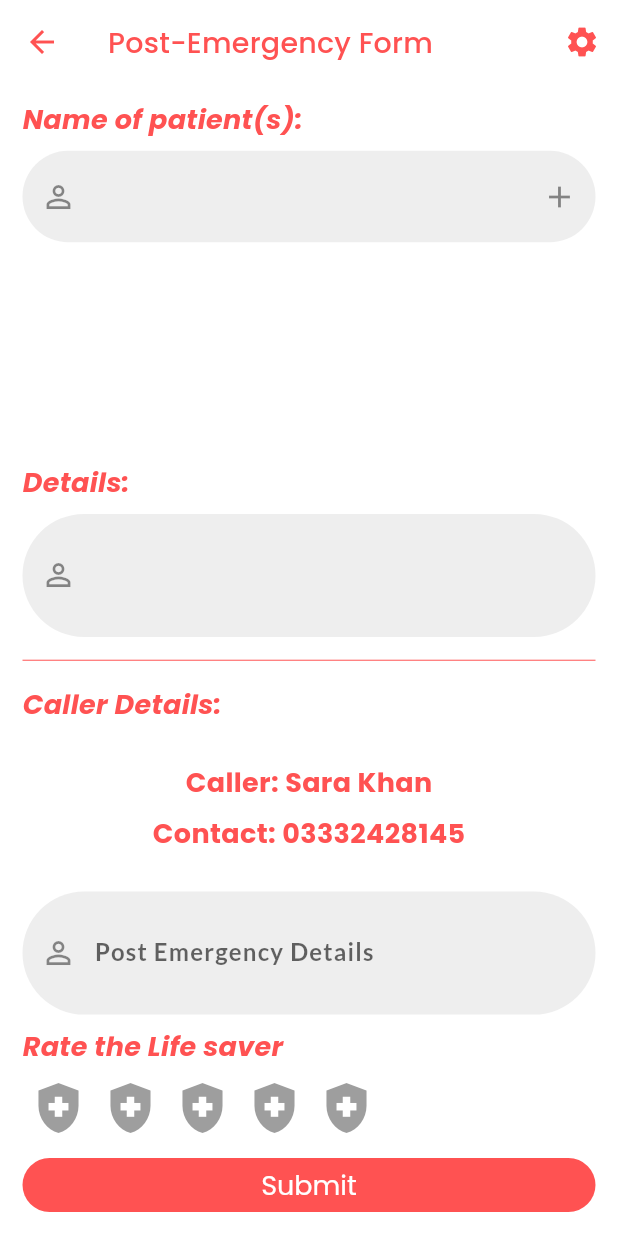
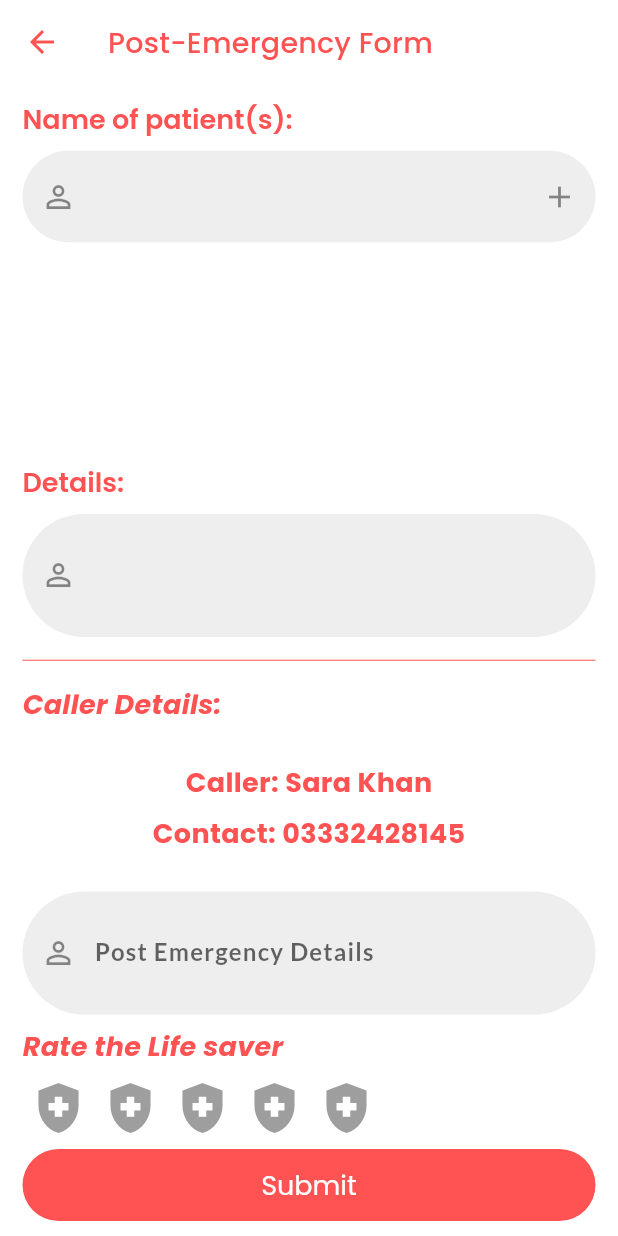
Before and after one commit to Fizza-Rubab/PLSP, a Flutter app: the Citizen_Feedback screen opened directly, on a phone screen of 412 x 824 dp. Run offline on Flutter 3.47's test engine with Material 2 defaults, Android fonts, the phone set to English and light mode, and no system bars; drawn by our look-alikes of flutter_rating_bar; our stand-ins replace geolocator, google_fonts, google_maps_flutter, loading_animation_widget, location, shared_preferences; missing offline and left inert: flutter_polyline_points, multi_language_json; accounts and stored records are empty; generated files the repository leaves out were written again; network calls fail.

Commit message:
mid final

```diff
--- a/lib/citizen_feedback.dart
+++ b/lib/Alert/Citizen_Feedback.dart
@@ -1,8 +1,14 @@
+// ignore_for_file: camel_case_types
+
 import 'package:flutter/material.dart';
-import 'input_design.dart';
+import 'package:google_fonts/google_fonts.dart';
+import '../Home/Citizen.dart';
+import '../input_design.dart';
 import 'package:flutter_rating_bar/flutter_rating_bar.dart';
 
 class Citizen_Feedback extends StatefulWidget {
+  const Citizen_Feedback({super.key});
+
   @override
   _MyWidgetState createState() => _MyWidgetState();
 }
@@ -24,7 +30,6 @@ class _MyWidgetState extends State<Citizen_Feedback> {
     });
   }
 
-  @override
   // void dispose() {
   //   _textController.dispose();
   //   super.dispose();
@@ -37,39 +42,33 @@ class _MyWidgetState extends State<Citizen_Feedback> {
       appBar: AppBar(
         backgroundColor: Colors.transparent,
         shadowColor: Colors.transparent,
-        title: Text(
+        title: const Text(
           "Post-Emergency Form",
           style: TextStyle(fontFamily: "Poppins", color: Colors.redAccent),
         ),
         leading: IconButton(
-          icon: Icon(
+          icon: const Icon(
             Icons.arrow_back,
             color: Colors.redAccent,
           ),
           onPressed: () {},
         ),
-        actions: [
-          IconButton(
-            onPressed: () {},
-            icon: Icon(
-              Icons.settings,
-              color: Colors.redAccent,
-            ),
-          ),
-        ],
       ),
       body: Padding(
-        padding: EdgeInsets.symmetric(vertical: 10.0, horizontal: 15.0),
+        padding: const EdgeInsets.symmetric(vertical: 10.0, horizontal: 15.0),
         child: Column(
           crossAxisAlignment: CrossAxisAlignment.start,
           mainAxisAlignment: MainAxisAlignment.spaceBetween,
           children: [
             Text(
-              "Name of patient(s):",
-              style: TextStyle(
-                  fontStyle: FontStyle.italic, color: Colors.redAccent),
+              "Name of patient(s):", style: GoogleFonts.poppins(
+                  fontSize: 18,
+                  fontWeight: FontWeight.w600,
+                  letterSpacing: 0,
+                  color: Colors.redAccent,
+                ),
             ),
-            Container(
+            SizedBox(
               height: 200,
               child: ListView.builder(
                 itemCount: _entries.length + 1,
@@ -79,7 +78,7 @@ class _MyWidgetState extends State<Citizen_Feedback> {
                     return TextField(
                       controller: _textController,
                       decoration: InputDecoration(
-                        prefixIcon: Icon(Icons.person_outline),
+                        prefixIcon: const Icon(Icons.person_outline),
                         filled: true,
                         fillColor: Colors.grey.shade200,
                         focusColor: Colors.red.shade50,
@@ -99,7 +98,7 @@ class _MyWidgetState extends State<Citizen_Feedback> {
                               style: BorderStyle.none, width: 0),
                         ),
                         suffixIcon: IconButton(
-                          icon: Icon(Icons.add),
+                          icon: const Icon(Icons.add),
                           onPressed: _addEntry,
                         ),
                       ),
@@ -109,7 +108,7 @@ class _MyWidgetState extends State<Citizen_Feedback> {
                     return ListTile(
                       title: Text(_entries[index]),
                       trailing: IconButton(
-                        icon: Icon(Icons.delete),
+                        icon: const Icon(Icons.delete),
                         onPressed: () {
                           _deleteEntry(index);
                         },
@@ -121,25 +120,29 @@ class _MyWidgetState extends State<Citizen_Feedback> {
             ),
             Text(
               "Details:",
-              style: TextStyle(
-                  fontStyle: FontStyle.italic, color: Colors.redAccent),
+              style:GoogleFonts.poppins(
+                  fontSize: 18,
+                  fontWeight: FontWeight.w600,
+                  letterSpacing: 0,
+                  color: Colors.redAccent,
+                ),
             ),
             TextField(
               maxLines: 2,
               decoration: buildInputDecoration(Icons.person_outline, ""),
             ),
-            Divider(
+            const Divider(
               color: Colors.redAccent,
             ),
-            Text(
+            const Text(
               "Caller Details:",
               style: TextStyle(
                   fontStyle: FontStyle.italic, color: Colors.redAccent),
             ),
-            SizedBox(
+            const SizedBox(
               height: 10,
             ),
-            Center(
+            const Center(
               child: Text(
                 "Caller: Sara Khan",
                 style: TextStyle(
@@ -148,7 +151,7 @@ class _MyWidgetState extends State<Citizen_Feedback> {
                     color: Colors.redAccent),
               ),
             ),
-            Center(
+            const Center(
               child: Text(
                 "Contact: 03332428145",
                 style: TextStyle(
@@ -157,7 +160,7 @@ class _MyWidgetState extends State<Citizen_Feedback> {
                     color: Colors.redAccent),
               ),
             ),
-            SizedBox(
+            const SizedBox(
               height: 10,
             ),
             TextField(
@@ -165,7 +168,7 @@ class _MyWidgetState extends State<Citizen_Feedback> {
               decoration: buildInputDecoration(
                   Icons.person_outline, "Post Emergency Details"),
             ),
-            Text(
+            const Text(
               "Rate the Life saver",
               style: TextStyle(
                   fontStyle: FontStyle.italic, color: Colors.redAccent),
@@ -177,8 +180,8 @@ class _MyWidgetState extends State<Citizen_Feedback> {
               allowHalfRating: true,
               itemCount: 5,
               itemSize: 40,
-              itemPadding: EdgeInsets.symmetric(horizontal: 4.0),
-              itemBuilder: (context, _) => Icon(
+              itemPadding: const EdgeInsets.symmetric(horizontal: 4.0),
+              itemBuilder: (context, _) => const Icon(
                 Icons.health_and_safety,
                 color: Colors.redAccent,
               ),
@@ -187,15 +190,22 @@ class _MyWidgetState extends State<Citizen_Feedback> {
                   _rating = rating;
                 });
               },
-            ), ElevatedButton(
-              style: ElevatedButton.styleFrom(
-                primary: Colors.redAccent,
-                fixedSize: Size(MediaQuery.of(context).size.width, 30),
-                textStyle: const TextStyle(
-                    fontSize: 18, fontFamily: 'Poppins', color: Colors.white),
+            ),
+            SizedBox(
+              height: 48,
+              child: ElevatedButton(
+                style: ElevatedButton.styleFrom(
+                  backgroundColor: Colors.redAccent,
+                  fixedSize: Size(MediaQuery.of(context).size.width, 30),
+                  textStyle: const TextStyle(
+                      fontSize: 18, fontFamily: 'Poppins', color: Colors.white),
+                ),
+                onPressed: () {
+                  Navigator.of(context).push(
+                      MaterialPageRoute(builder: (context) => const Citizen()));
+                },
+                child: const Text('Submit'),
               ),
-              onPressed: () {},
-              child: const Text('Submit'),
             ),
           ],
         ),
--- a/lib/coming.dart
+++ b/lib/coming.dart
@@ -4,7 +4,7 @@ import 'package:flutter/material.dart';
 import 'package:google_maps_flutter/google_maps_flutter.dart';
 import 'towards_emergency.dart';
 import 'myheaderdrawer.dart';
-import 'arrived.dart';
+import 'Alert/Arrival.dart';
 
 class Coming extends StatefulWidget {
   final Map<String, dynamic> args;
--- a/lib/main.dart
+++ b/lib/main.dart
@@ -1,9 +1,5 @@
 import 'package:flutter/material.dart';
-import 'package:google_maps/Alert/searching.dart';
-import 'package:google_maps/Alert/about_to_reach.dart';
 import 'shared.dart';
-import 'arrived.dart';
-import 'citizen_feedback.dart';
 
 
 // void main() {
--- a/lib/old_login.dart
+++ b/lib/old_login.dart
@@ -3,15 +3,10 @@
 import 'dart:convert';
 import 'package:http/http.dart' as http;
 import 'package:flutter/material.dart';
-import 'package:google_maps/Alert/Alert_Details.dart';
 import 'package:url_launcher/url_launcher_string.dart';
 import 'package:flutter/gestures.dart';
-import 'profile.dart';
 import 'register.dart';
-import 'Alert/Alert_Details.dart';
-import 'towards_emergency.dart';
 import "homepage.dart";
-import "arrived.dart";
 import 'constants.dart';
 import 'shared.dart';
 import 'package:multi_language_json/multi_language_json.dart';
--- a/lib/post_arrival.dart
+++ b/lib/post_arrival.dart
@@ -1,4 +1,5 @@
 import 'package:flutter/material.dart';
+import 'Home/Citizen.dart';
 import 'myheaderdrawer.dart';
 import 'towards_emergency.dart';
 import 'package:flutter/material.dart';
@@ -40,7 +41,8 @@ class _PostArrivalState extends State<PostArrival> {
               icon: Icon(
                 Icons.arrow_back,
               ),
-              onPressed: () {}),
+              onPressed: () {Navigator.of(context).push(MaterialPageRoute(
+                          builder: (context) => const Citizen()));}),
         ),
         endDrawer: Drawer(
           child: SingleChildScrollView(
```
Also changed, not shown: lib/Alert/Arrival.dart (renamed from lib/arrived.dart, +37 -49 lines), lib/Alert/about_to_reach.dart (+92 -99 lines), lib/Alert/searching.dart (+3 -9 lines), lib/Home/Citizen_Profile.dart (+4 -5 lines), lib/Home/Profile_Editing.dart (added, +237 -0 lines).
